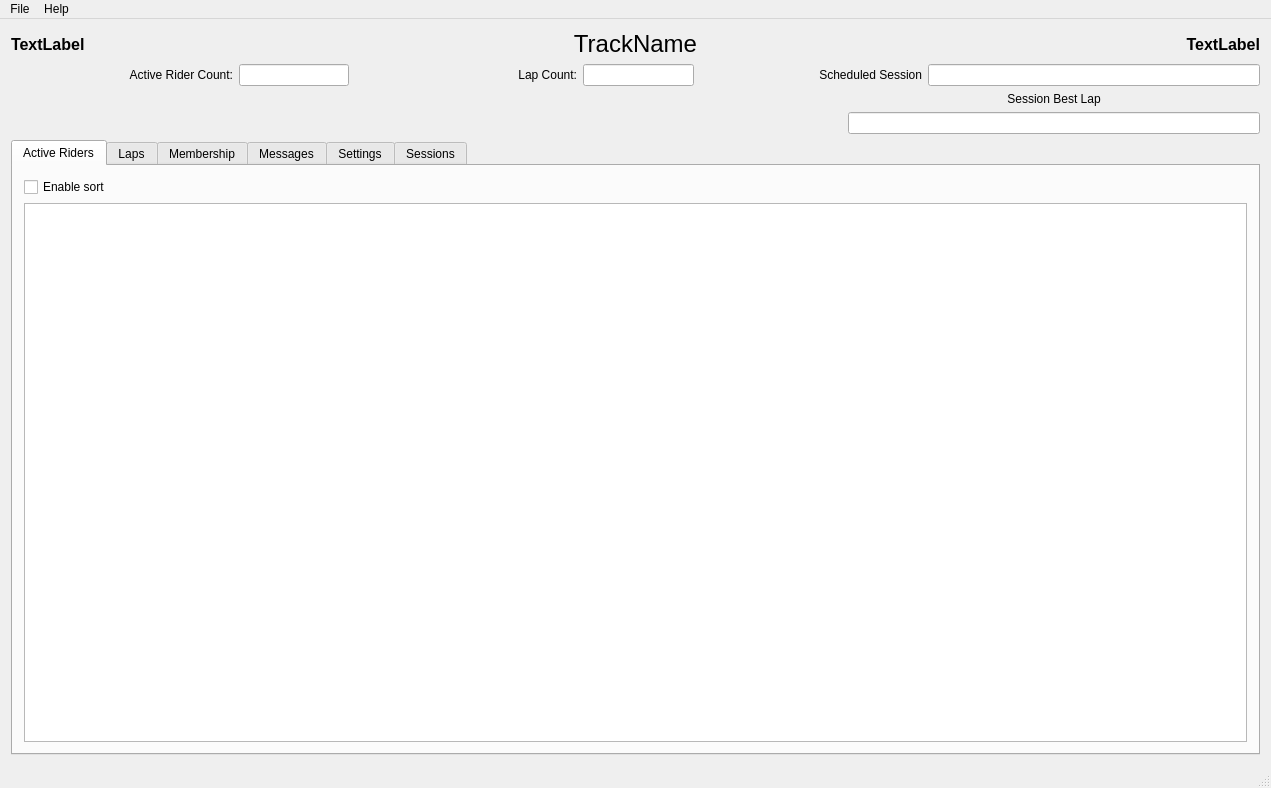
Old version of the form src/mainwindow.ui in the repository mbuckaway/laps.
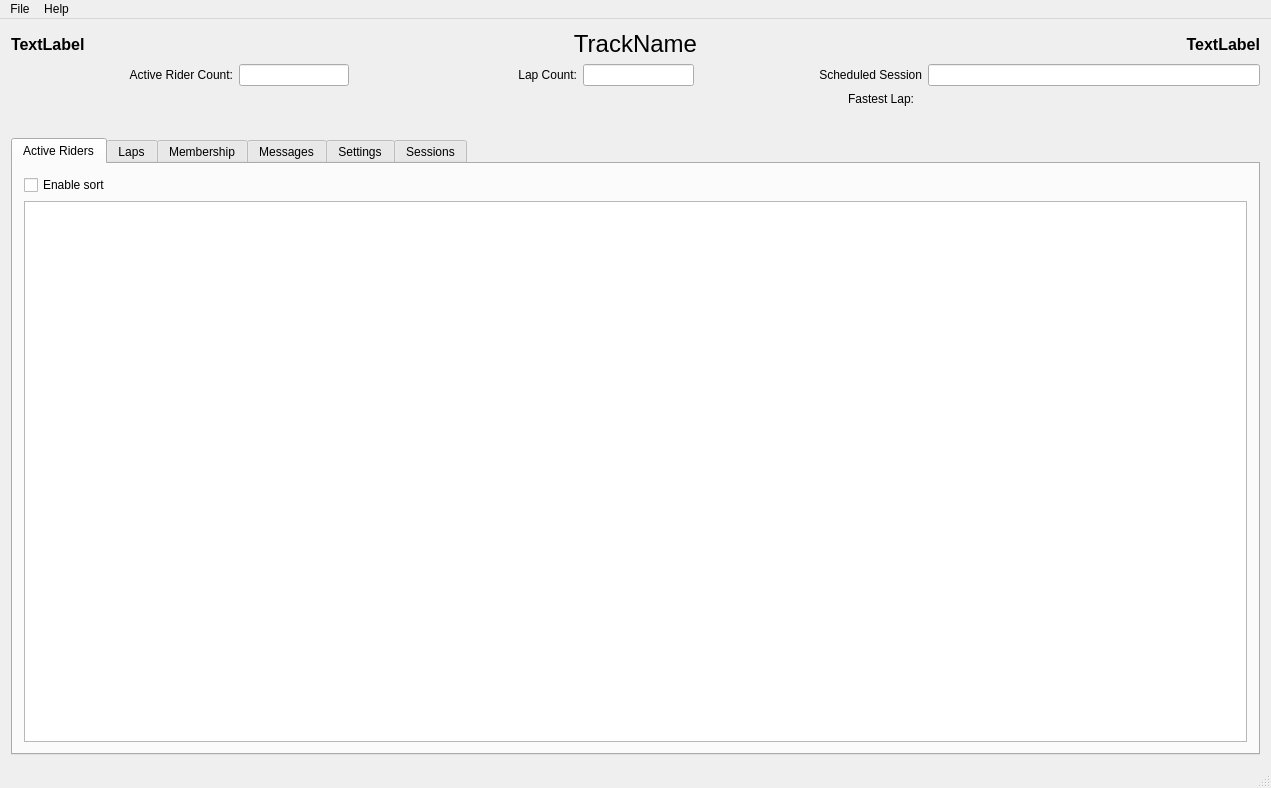
New version of the form.

```diff
--- a/src/mainwindow.ui
+++ b/src/mainwindow.ui
@@ -20,7 +20,7 @@
    <string>MainWindow</string>
   </property>
   <widget class="QWidget" name="centralWidget">
-   <layout class="QGridLayout" name="gridLayout_3">
+   <layout class="QGridLayout" name="gridLayout_4">
     <item row="0" column="0">
      <widget class="QLabel" name="leftTitleLabel">
       <property name="font">
@@ -162,40 +162,26 @@
      </layout>
     </item>
     <item row="2" column="2">
-     <layout class="QVBoxLayout" name="verticalLayout">
-      <item>
-       <widget class="QLabel" name="sessionBestLapLabel">
+     <widget class="QLabel" name="bestsLabel">
         <property name="sizePolicy">
-         <sizepolicy hsizetype="Expanding" vsizetype="Preferred">
-          <horstretch>10</horstretch>
+       <sizepolicy hsizetype="Preferred" vsizetype="Fixed">
+        <horstretch>0</horstretch>
           <verstretch>0</verstretch>
          </sizepolicy>
         </property>
-        <property name="text">
-         <string>Session Best Lap</string>
-        </property>
-        <property name="alignment">
-         <set>Qt::AlignCenter</set>
-        </property>
-       </widget>
-      </item>
-      <item>
-       <widget class="QLineEdit" name="sessionBestLapLineEdit">
-        <property name="sizePolicy">
-         <sizepolicy hsizetype="Expanding" vsizetype="Fixed">
-          <horstretch>10</horstretch>
-          <verstretch>0</verstretch>
-         </sizepolicy>
-        </property>
+      <property name="minimumSize">
+       <size>
+        <width>0</width>
+        <height>40</height>
+       </size>
+      </property>
         <property name="text">
-         <string/>
+       <string>Fastest Lap:</string>
         </property>
         <property name="alignment">
-         <set>Qt::AlignCenter</set>
-        </property>
-       </widget>
-      </item>
-     </layout>
+       <set>Qt::AlignLeading|Qt::AlignLeft|Qt::AlignTop</set>
+      </property>
+     </widget>
     </item>
     <item row="3" column="0" colspan="3">
      <widget class="QTabWidget" name="tabWidget">
@@ -215,15 +201,15 @@
        <attribute name="title">
         <string>Active Riders</string>
        </attribute>
-       <layout class="QGridLayout" name="gridLayout_4">
-        <item row="0" column="0" colspan="2">
+       <layout class="QGridLayout" name="gridLayout_3">
+        <item row="0" column="0">
          <widget class="QCheckBox" name="activeRidersTableSortEnableCheckBox">
           <property name="text">
            <string>Enable sort</string>
           </property>
          </widget>
         </item>
-        <item row="1" column="0" colspan="2">
+        <item row="1" column="0">
          <widget class="QTableView" name="activeRidersTableView"/>
         </item>
        </layout>
```
Lines whose indentation alone changed are shown as unchanged.
